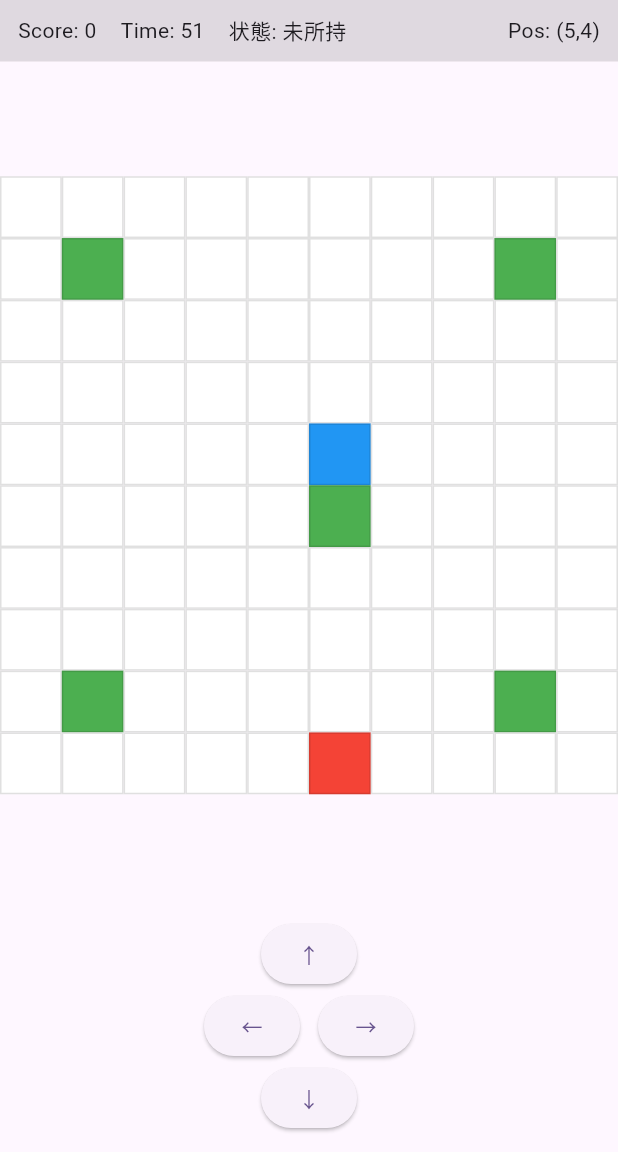
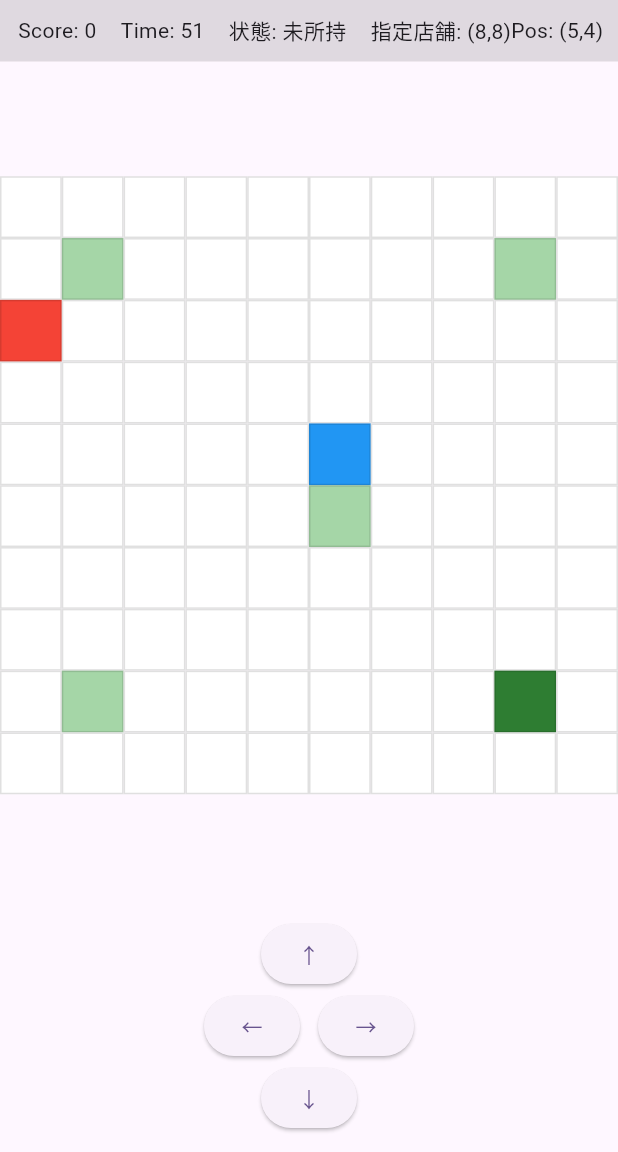
Before and after one commit to morihisashi/delivery_game, a Flutter app: the screen it shows after launch, after a tap on an icon or button, on a phone screen of 412 x 824 dp, the part 84-1236 px from its top. Run offline on Flutter 3.47's test engine with Material 3 defaults, Android fonts, the phone set to English and light mode, and no system bars.

Commit message:
店舗を毎回ランダムで指定するように修正

```diff
--- a/lib/controllers/game_controller.dart
+++ b/lib/controllers/game_controller.dart
@@ -28,6 +28,7 @@ class GameController {
     const Position(8, 8),
   };
 
+  Position currentStorePosition = const Position(1, 1);
   Position targetPosition = const Position(0, 0);
 
   bool hasPackage = false;
@@ -44,6 +45,7 @@ class GameController {
     timeLeft = initialTimeSeconds;
     gameStatus = GameStatus.playing;
 
+    selectNextStore();
     targetPosition = spawnTarget(avoidCurrentTarget: false);
 
     onTick?.call();
@@ -86,7 +88,7 @@ class GameController {
     if (timeLeft <= 0) return;
 
     movePlayer(dir);
-    pickupIfOnStore();
+    pickupIfOnCurrentStore();
     deliverIfOnTarget();
 
     onTick?.call();
@@ -99,8 +101,8 @@ class GameController {
     }
   }
 
-  void pickupIfOnStore() {
-    if (storePositions.contains(playerPosition)) {
+  void pickupIfOnCurrentStore() {
+    if (!hasPackage && playerPosition == currentStorePosition) {
       hasPackage = true;
     }
   }
@@ -110,7 +112,13 @@ class GameController {
       score += 1;
       hasPackage = false;
       targetPosition = spawnTarget(avoidCurrentTarget: true);
+      selectNextStore();
     }
+  }
+
+  void selectNextStore() {
+    final stores = storePositions.toList()..shuffle(_random);
+    currentStorePosition = stores.first;
   }
 
   Position spawnTarget({required bool avoidCurrentTarget}) {
--- a/lib/screens/game_screen.dart
+++ b/lib/screens/game_screen.dart
@@ -61,7 +61,10 @@ class _GameScreenState extends State<GameScreen> {
                     final color = () {
                       if (p == controller.playerPosition) return Colors.blue;
                       if (controller.storePositions.contains(p)) {
-                        return Colors.green;
+                        if (p == controller.currentStorePosition) {
+                          return Colors.green.shade800;
+                        }
+                        return Colors.green.shade200;
                       }
                       if (p == controller.targetPosition) return Colors.red;
                       return Colors.white;
--- a/lib/widgets/hud_bar.dart
+++ b/lib/widgets/hud_bar.dart
@@ -10,6 +10,7 @@ class HudBar extends StatelessWidget {
   @override
   Widget build(BuildContext context) {
     final statusText = controller.hasPackage ? '配達中' : '未所持';
+    final storeText = controller.currentStorePosition.toString();
     return Container(
       padding: const EdgeInsets.symmetric(horizontal: 12, vertical: 10),
       color: Colors.black12,
@@ -20,6 +21,8 @@ class HudBar extends StatelessWidget {
           Text('Time: ${controller.timeLeft}'),
           const SizedBox(width: 16),
           Text('状態: $statusText'),
+          const SizedBox(width: 16),
+          Text('指定店舗: $storeText'),
           const Spacer(),
           Text('Pos: ${controller.playerPosition}'),
         ],
```
Also changed, not shown: 1 other file.
